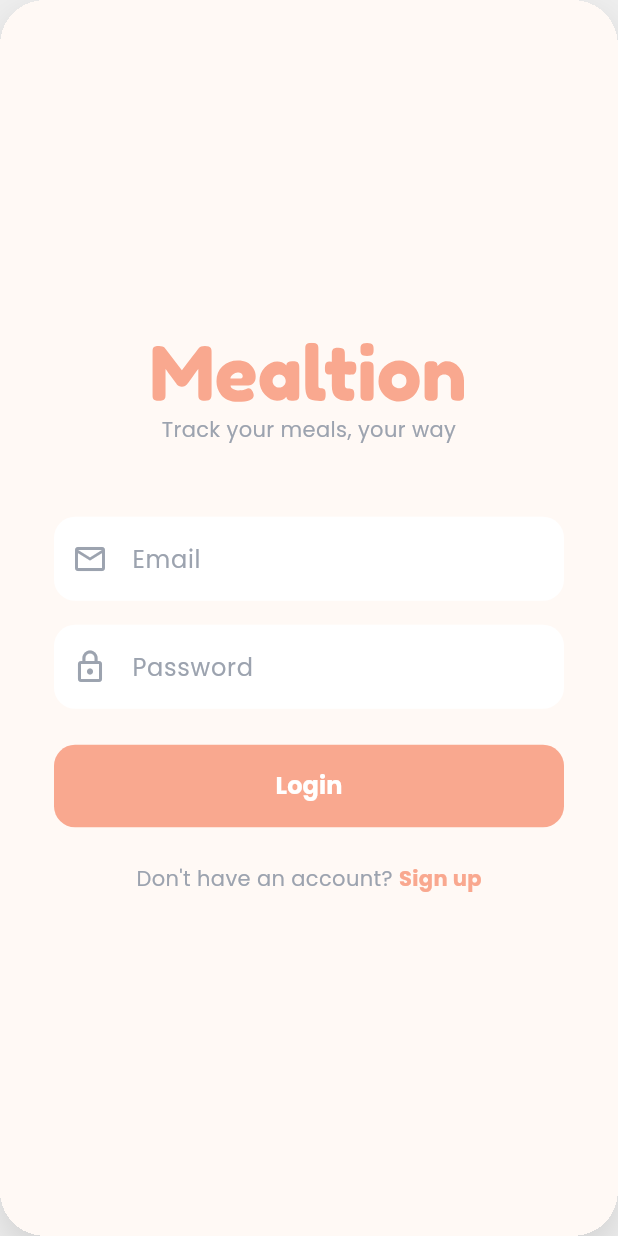
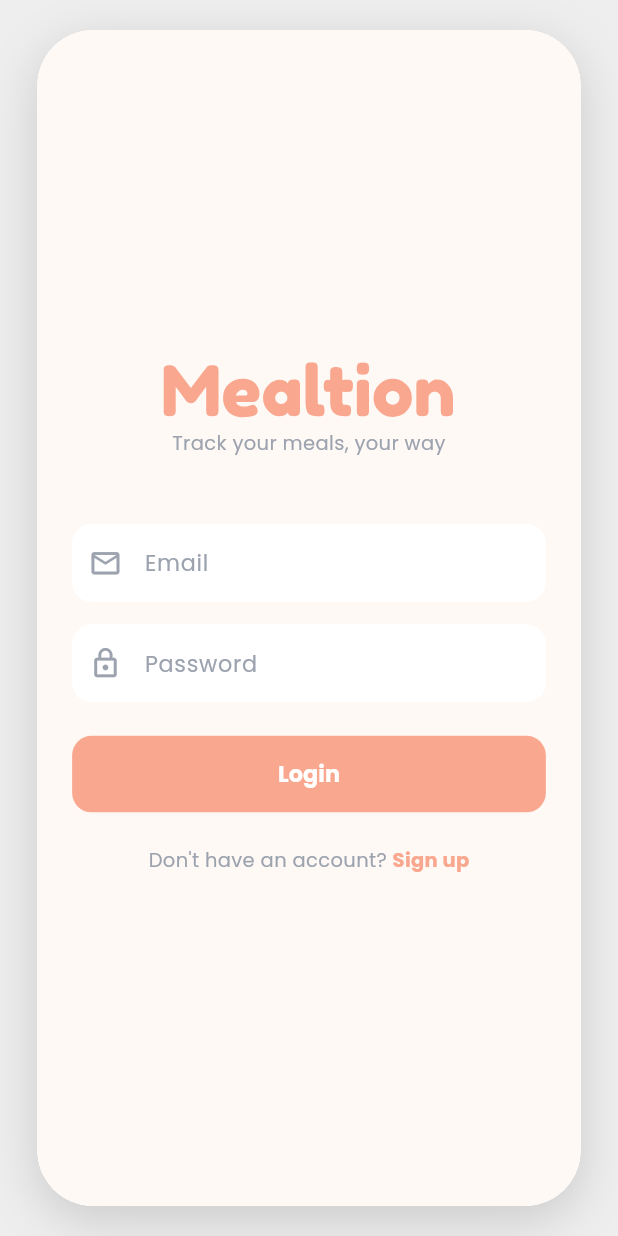
Before and after one commit to gincole/mealtion, a Flutter app: the screen it shows after launch, on a phone screen of 412 x 824 dp. Run offline on Flutter 3.47's test engine with Material 3 defaults, Android fonts, the phone set to English and light mode, and no system bars; our stand-ins replace flutter_secure_storage, flutter_svg, google_fonts, image_picker; accounts and stored records are empty.

Commit message:
fix: ui material app

```diff
--- a/mealtion/lib/main.dart
+++ b/mealtion/lib/main.dart
@@ -25,29 +25,44 @@ class MealtionApp extends StatelessWidget {
       title: 'Mealtion',
       debugShowCheckedModeBanner: false,
       theme: buildMealtionTheme(),
-      // Use builder to constrain the app view on wide screens (desktop/web)
+      // Builder to handle the phone frame layout
       builder: (context, child) {
         return Scaffold(
-          // Background color for the outer desktop area
+          // Grey background for the browser/desktop area
           backgroundColor: Colors.grey[200],
           body: Center(
+            // 1. Add margin so the phone never touches the browser edges
+            child: Padding(
+              padding: const EdgeInsets.symmetric(vertical: 20.0, horizontal: 20.0),
+
+              // 2. FittedBox scales the child down if the screen is too small
+              // avoiding distortion/squeezing while keeping aspect ratio.
+              child: FittedBox(
+                fit: BoxFit.contain,
+
+                // 3. Define the ideal logical size of the phone (iPhone 14)
+                child: SizedBox(
+                  width: 390,
+                  height: 844,
                   child: Container(
-              // Constrain width to simulate mobile device
-              constraints: const BoxConstraints(maxWidth: 480),
-              // Clip content to match the border radius
-              clipBehavior: Clip.hardEdge,
+                    // 4. Decoration (Shadow and Rounded Corners)
                     decoration: BoxDecoration(
-                // Rounded corners matching the wireframe
-                borderRadius: BorderRadius.circular(30),
+                      color: Colors.white,
+                      borderRadius: BorderRadius.circular(40),
                       boxShadow: [
                         BoxShadow(
-                    color: Colors.black12,
-                    blurRadius: 20,
+                          color: Colors.black.withOpacity(0.15),
+                          blurRadius: 30,
                           offset: const Offset(0, 10),
                         ),
                       ],
                     ),
+                    // 5. Clip the app content to the rounded corners
+                    clipBehavior: Clip.hardEdge,
                     child: child,
+                  ),
+                ),
+              ),
             ),
           ),
         );
@@ -122,7 +137,8 @@ class _AuthWrapperState extends State<AuthWrapper> with SingleTickerProviderStat
                 ),
               );
             },
-            child: MealtionLogo(height: 40, variant: 'white'),
+            // Use logo from theme.dart
+            child: const MealtionLogo(height: 40, variant: 'white'),
           ),
         ),
       );
```
Lines whose indentation alone changed are shown as unchanged.
